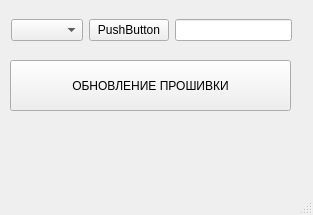
The window that Receiver/mainwindow.ui (GlebZigert/CRC32) describes before a commit, drawn with Qt 5.
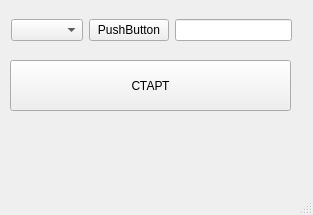
The same window after the commit.

```diff
--- a/Receiver/mainwindow.ui
+++ b/Receiver/mainwindow.ui
@@ -24,10 +24,10 @@
      </rect>
     </property>
     <property name="text">
-     <string>ОБНОВЛЕНИЕ ПРОШИВКИ</string>
+     <string>СТАРТ</string>
     </property>
    </widget>
-   <widget class="QWidget" name="" native="true">
+   <widget class="QWidget" name="widget" native="true">
     <property name="geometry">
      <rect>
       <x>11</x>
```
